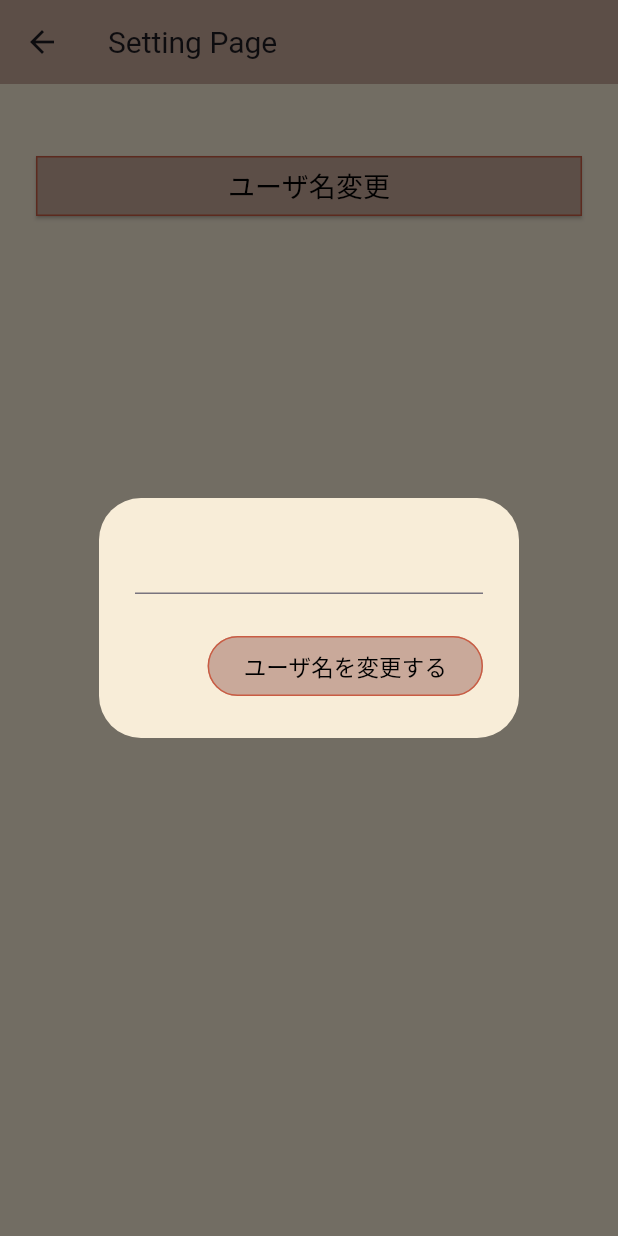
After one commit to TikTakSick/cook-helper, a Flutter app: the SettingPage screen opened directly, after a tap on "ユーザ名変更", on a phone screen of 412 x 824 dp. The commit adds this screen. Run offline on Flutter 3.47's test engine with Material 3 defaults, Android fonts, the phone set to English and light mode, and no system bars; our stand-ins replace firebase_auth, firebase_core, gap; accounts and stored records are empty; network calls fail.

Commit message:
add ui setting and userName update function

```diff
--- /dev/null
+++ b/mobile_app/lib/controller/dialogs/dialogs_controller.dart
@@ -0,0 +1,35 @@
+import 'package:flutter/material.dart';
+import 'package:flutter/widgets.dart';
+import '../../model/authuser_model.dart';
+import '../../view/dialogs/show_result_dialog.dart';
+
+class DialogController {
+  final bool successs = true;
+  final bool error = false;
+
+  String getUserName() {
+    String? userName = AuthUserModel().getUserName();
+    if (userName == null) {
+      return "";
+    }
+    return userName.toString();
+  }
+
+  bool updateUserName({required String userName}) {
+    try {
+      AuthUserModel().updateUserName(userName: userName);
+      return successs;
+    } catch (e) {
+      print(e);
+      return error;
+    }
+  }
+
+  showUpdatingUserNameResultDialog({required context, required bool result}) {
+    showDialog(
+        context: context,
+        builder: (BuildContext context) {
+          return ShowResultDialog(topic: "ユーザ名変更", result: result);
+        });
+  }
+}
--- /dev/null
+++ b/mobile_app/lib/controller/pages/setting_page_controller.dart
@@ -0,0 +1,13 @@
+import 'package:flutter/material.dart';
+import '../../view/dialogs/updating_user_name_dialog.dart';
+
+class SettingPageController {
+  // ユーザ名変更用のダイアログを表示する．
+  showUpdatingUserNameDialog({required context}) {
+    showDialog(
+        context: context,
+        builder: (BuildContext context) {
+          return UpdatingUserNameDialog();
+        });
+  }
+}
--- /dev/null
+++ b/mobile_app/lib/model/authuser_model.dart
@@ -0,0 +1,13 @@
+import 'package:firebase_auth/firebase_auth.dart';
+
+class AuthUserModel {
+  User user = FirebaseAuth.instance.currentUser!;
+
+  getUserName() {
+    return user.displayName;
+  }
+
+  updateUserName({required String userName}) async {
+    await user.updateDisplayName(userName);
+  }
+}
--- /dev/null
+++ b/mobile_app/lib/view/dialogs/updating_user_name_dialog.dart
@@ -0,0 +1,51 @@
+import 'package:cook_helper_mobile_app/view/ui_settings/ui_colors.dart';
+import 'package:flutter/material.dart';
+import 'package:firebase_auth/firebase_auth.dart';
+
+import '../ui_settings/ui_textstyles.dart';
+import '../ui_settings/ui_buttonstyles.dart';
+import '../../controller/dialogs/dialogs_controller.dart';
+
+class UpdatingUserNameDialog extends StatefulWidget {
+  UpdatingUserNameDialog({Key? key}) : super(key: key);
+
+  @override
+  _UpdatingUserNameDialogState createState() => _UpdatingUserNameDialogState();
+}
+
+class _UpdatingUserNameDialogState extends State<UpdatingUserNameDialog> {
+  final user = FirebaseAuth.instance.currentUser!;
+  final userNameController = TextEditingController();
+
+  @override
+  void initState() {
+    super.initState();
+    userNameController.text = DialogController().getUserName();
+  }
+
+  @override
+  Widget build(BuildContext context) {
+    return AlertDialog(
+      surfaceTintColor: CommonColors.pageBackgroundColor,
+      backgroundColor: CommonColors.pageBackgroundColor,
+      content: TextFormField(
+        controller: userNameController,
+      ),
+      actions: [
+        OutlinedButton(
+          style: DialogButton.style,
+          // ユーザ名変更の操作を行う.
+          onPressed: () {
+            bool result = DialogController()
+                .updateUserName(userName: userNameController.text);
+            Navigator.pop(context);
+            DialogController().showUpdatingUserNameResultDialog(
+                context: context, result: result);
+          },
+          child: const Text('ユーザ名を変更する',
+              style: CommonTextStyle.dialogButtonTextStyle),
+        )
+      ],
+    );
+  }
+}
--- /dev/null
+++ b/mobile_app/lib/view/pages/setting_page.dart
@@ -0,0 +1,47 @@
+import 'package:flutter/material.dart';
+import 'package:gap/gap.dart';
+
+import '../ui_settings/ui_colors.dart';
+import '../ui_settings/ui_textstyles.dart';
+import "../ui_settings/ui_buttonstyles.dart";
+import "../../controller/pages/setting_page_controller.dart";
+
+class SettingPage extends StatefulWidget {
+  const SettingPage({Key? key}) : super(key: key);
+
+  @override
+  _SettingPageState createState() => _SettingPageState();
+}
+
+class _SettingPageState extends State<SettingPage> {
+  final String title = "Setting Page";
+
+  @override
+  Widget build(BuildContext context) {
+    return Scaffold(
+        backgroundColor: CommonColors.pageBackgroundColor,
+        appBar: AppBar(
+          title: Text(title, style: CommonTextStyle.pageTitleTextStyle),
+          backgroundColor: CommonColors.primaryColor,
+        ),
+        body: Container(
+          padding: const EdgeInsets.all(24),
+          child: Column(
+            mainAxisAlignment: MainAxisAlignment.start,
+            children: <Widget>[
+              const Gap(20),
+              // ユーザ名変更
+              ElevatedButton(
+                style: SettingPageButton.style,
+                child: const Text('ユーザ名変更',
+                    style: CommonTextStyle.elevatedButtonTextStyle),
+                onPressed: () {
+                  SettingPageController()
+                      .showUpdatingUserNameDialog(context: context);
+                },
+              )
+            ],
+          ),
+        ));
+  }
+}
--- /dev/null
+++ b/mobile_app/lib/view/ui_settings/ui_buttonstyles.dart
@@ -0,0 +1,29 @@
+import 'package:flutter/material.dart';
+import 'ui_colors.dart';
+
+class AuthButton {
+  static ButtonStyle style = ElevatedButton.styleFrom(
+    fixedSize: const Size(300, 1),
+    side: const BorderSide(color: CommonColors.subprimaryColor),
+    backgroundColor: CommonColors.primaryColor,
+    foregroundColor: Colors.black,
+  );
+}
+
+class SettingPageButton {
+  static ButtonStyle style = ElevatedButton.styleFrom(
+    fixedSize: const Size(400, 2),
+    shape: RoundedRectangleBorder(
+      borderRadius: BorderRadius.circular(0),
+    ),
+    side: const BorderSide(color: CommonColors.subprimaryColor),
+    backgroundColor: CommonColors.primaryColor,
+    foregroundColor: Colors.black,
+  );
+}
+
+class DialogButton {
+  static ButtonStyle style = OutlinedButton.styleFrom(
+      backgroundColor: CommonColors.primaryColor,
+      side: const BorderSide(color: CommonColors.subprimaryColor));
+}
--- a/mobile_app/lib/view/ui_settings/ui_colors.dart
+++ b/mobile_app/lib/view/ui_settings/ui_colors.dart
@@ -1,6 +1,9 @@
 import 'package:flutter/material.dart';
 
 class CommonColors {
+  static const Color textColor = Colors.black;
+  static const Color pageBackgroundColor = Color.fromARGB(255, 248, 237, 216);
+
   static const MaterialColor primaryColor =
       MaterialColor(0xFFC9A99A, <int, Color>{
     50: Color(0xFFF9F5F3),
--- /dev/null
+++ b/mobile_app/lib/view/ui_settings/ui_textstyles.dart
@@ -0,0 +1,21 @@
+import 'package:flutter/material.dart';
+
+import '../ui_settings/ui_colors.dart';
+
+class CommonTextStyle {
+  static const TextStyle bottomNavigationBarItemLabelTextStyle =
+      TextStyle(fontSize: 15);
+
+  static const TextStyle pageTitleTextStyle = TextStyle(fontSize: 20);
+
+  static const TextStyle dialogButtonTextStyle =
+      TextStyle(fontSize: 15, color: CommonColors.textColor);
+
+  static const TextStyle dialogTitleTextStyle = TextStyle(
+    fontSize: 15,
+    color: CommonColors.textColor,
+    fontWeight: FontWeight.bold,
+  );
+
+  static const TextStyle elevatedButtonTextStyle = TextStyle(fontSize: 18);
+}
```
Also changed, not shown: mobile_app/lib/controller/pages/home_page_controller.dart (added, +51 -0 lines), mobile_app/lib/view/dialogs/show_result_dialog.dart (added, +32 -0 lines), mobile_app/lib/view/pages/home_page.dart (+57 -28 lines), mobile_app/lib/view/pages/login_page.dart (+13 -9 lines), mobile_app/lib/view/ui_settings/ui_button.dart (deleted, +0 -11 lines), mobile_app/lib/view/pages/recipe_add_page.dart (added).
